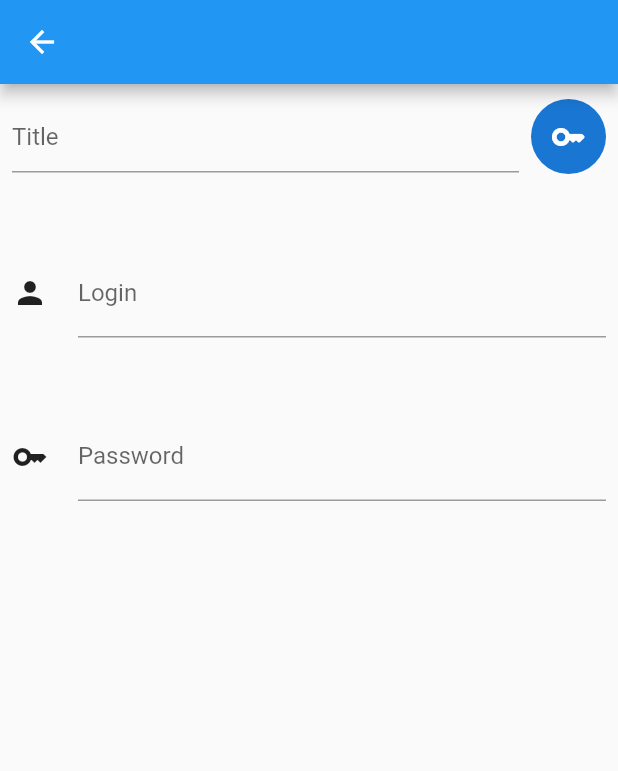
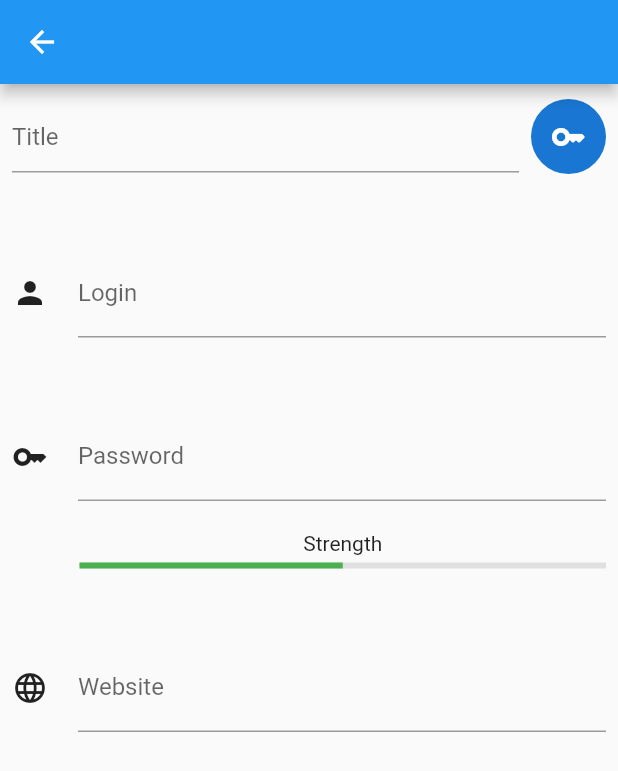
Before and after one commit to techrail/keysmith-android, a Flutter app: the AddPasswordView screen opened directly, on a phone screen of 412 x 824 dp. Shown: the top 771 px of the screen. Run offline on Flutter 3.47's test engine with Material 2 defaults, Android fonts, the phone set to English and light mode, and no system bars; our stand-ins replace beamer, hooks_riverpod; generated files the repository leaves out were written again.

Commit message:
add password strength indicator widget to add password view.

```diff
--- a/keysmith/lib/src/features/add/presentation/views/add_password_view.dart
+++ b/keysmith/lib/src/features/add/presentation/views/add_password_view.dart
@@ -1,5 +1,6 @@
 import 'package:flutter/material.dart';
 import 'package:keysmith/src/features/add/presentation/widgets/input_text_field_widget.dart';
+import 'package:keysmith/src/features/add/presentation/widgets/password_strength_indicator_widget.dart';
 
 class AddPasswordView extends StatelessWidget {
   const AddPasswordView({super.key});
@@ -19,9 +20,12 @@ class AddPasswordView extends StatelessWidget {
                     decoration: InputDecoration(hintText: "Title"),
                   )),
                   SizedBox(width: 8),
-                  CircleAvatar(
-                    maxRadius: 25,
-                    child: Icon(Icons.key_rounded),
+                  InkWell(
+                    customBorder: CircleBorder(),
+                    child: CircleAvatar(
+                      maxRadius: 25,
+                      child: Icon(Icons.key_rounded),
+                    ),
                   ),
                 ],
               ),
@@ -31,9 +35,23 @@ class AddPasswordView extends StatelessWidget {
                 label: "Login",
               ),
               SizedBox(height: 50),
+              Column(
+                children: [
+                  InputTextFieldWidget(
+                    leadingIcon: Icons.key_outlined,
+                    label: "Password",
+                  ),
+                  Padding(
+                    padding: EdgeInsets.fromLTRB(45, 20, 0, 0),
+                    child: PasswordStrengthIndicatorWidget(progress: 0.5),
+                  ),
+                ],
+              ),
+              SizedBox(height: 50),
+              //TODO: validate website string
               InputTextFieldWidget(
-                leadingIcon: Icons.key_outlined,
-                label: "Password",
+                leadingIcon: Icons.language_outlined,
+                label: "Website",
               ),
             ],
           ),
```
